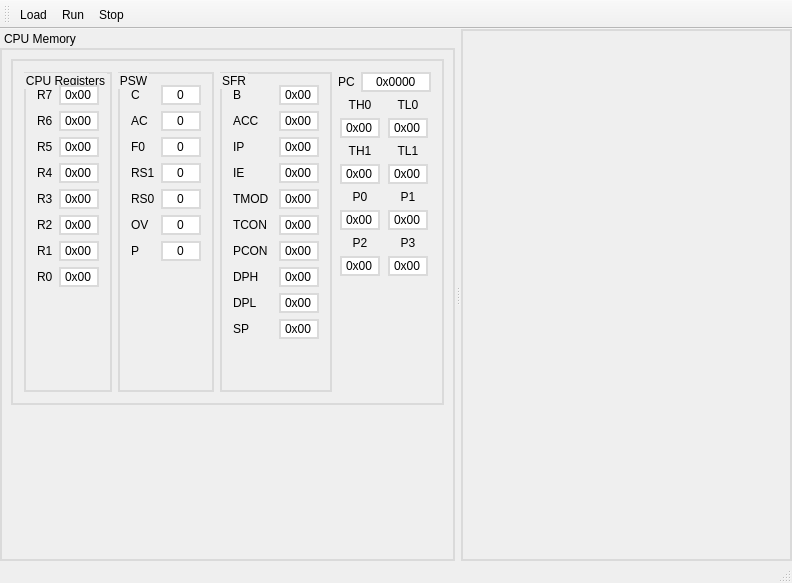
This is EmulatorUI/EmulatorUI.ui in Jiangshan00001/8051Emulator as Qt 5 draws it before an edit. The edited form follows.
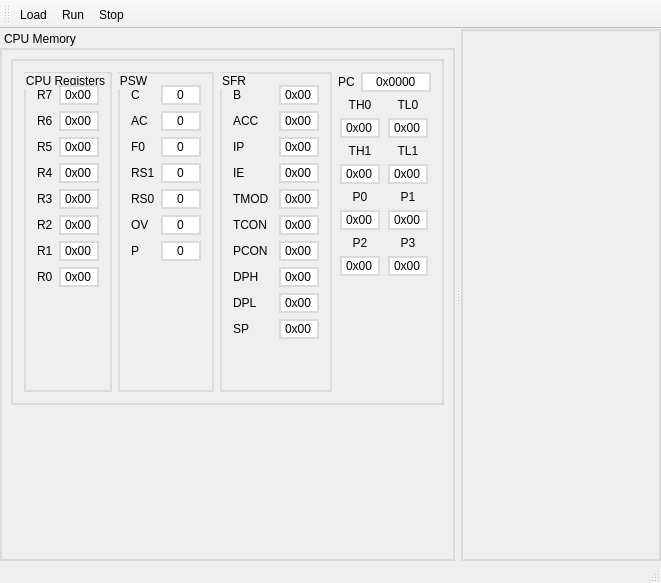
This is the edited form.

The edit to the form file:
```diff
--- a/EmulatorUI/EmulatorUI.ui
+++ b/EmulatorUI/EmulatorUI.ui
@@ -6,7 +6,7 @@
    <rect>
     <x>0</x>
     <y>0</y>
-    <width>792</width>
+    <width>661</width>
     <height>583</height>
    </rect>
   </property>
```
Left out of the diff: 2 changed lines with no effect on the pictures.
